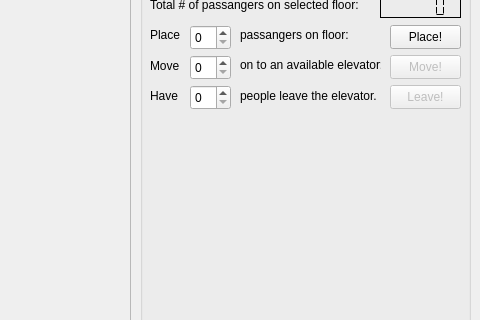
Before: the Qt Designer form mainwindow.ui in Entropy675/QtElevatorSimulation, drawn with Qt 5; both pictures show x 640 to 1120 and y 194 to 514 of the 1120 by 777 pixel window.
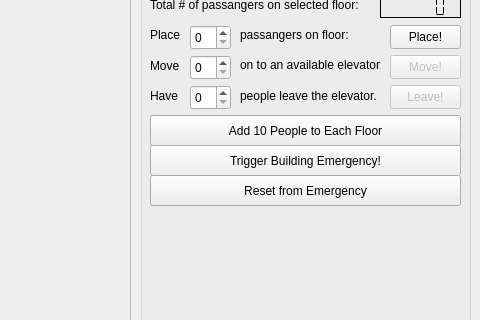
After: the same form once the commit is applied.

What changed in the file:
```diff
--- a/mainwindow.ui
+++ b/mainwindow.ui
@@ -319,6 +319,45 @@
       <string>Leave!</string>
      </property>
     </widget>
+    <widget class="QPushButton" name="pushAdd10FloorButton">
+     <property name="geometry">
+      <rect>
+       <x>10</x>
+       <y>290</y>
+       <width>311</width>
+       <height>31</height>
+      </rect>
+     </property>
+     <property name="text">
+      <string>Add 10 People to Each Floor</string>
+     </property>
+    </widget>
+    <widget class="QPushButton" name="pushBuildingEmergencyButton">
+     <property name="geometry">
+      <rect>
+       <x>10</x>
+       <y>320</y>
+       <width>311</width>
+       <height>31</height>
+      </rect>
+     </property>
+     <property name="text">
+      <string>Trigger Building Emergency!</string>
+     </property>
+    </widget>
+    <widget class="QPushButton" name="pushEmergencyResetButton">
+     <property name="geometry">
+      <rect>
+       <x>10</x>
+       <y>350</y>
+       <width>311</width>
+       <height>31</height>
+      </rect>
+     </property>
+     <property name="text">
+      <string>Reset from Emergency</string>
+     </property>
+    </widget>
    </widget>
    <widget class="QScrollArea" name="elevatorScrollArea">
     <property name="geometry">
```
Left out of the diff: 4 changed lines with no effect on the pictures.
